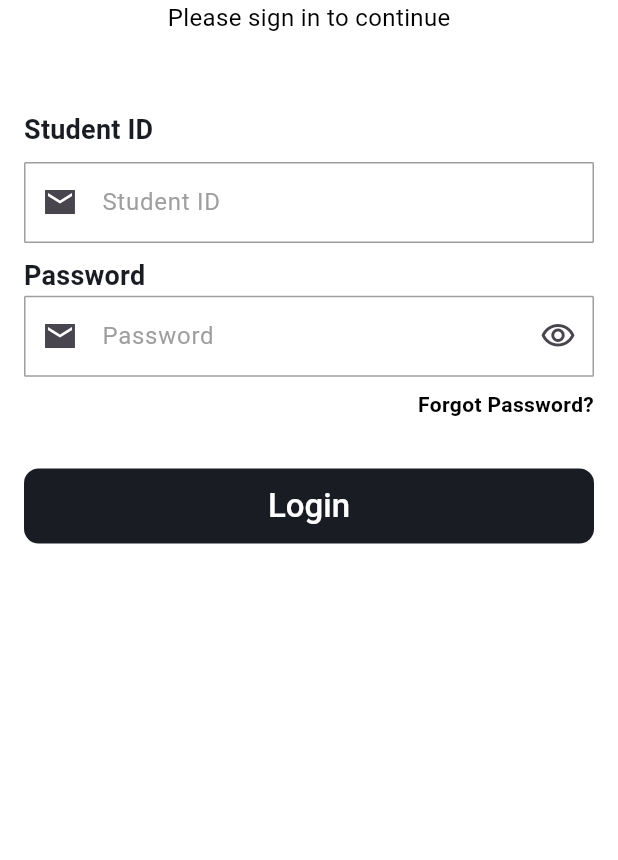
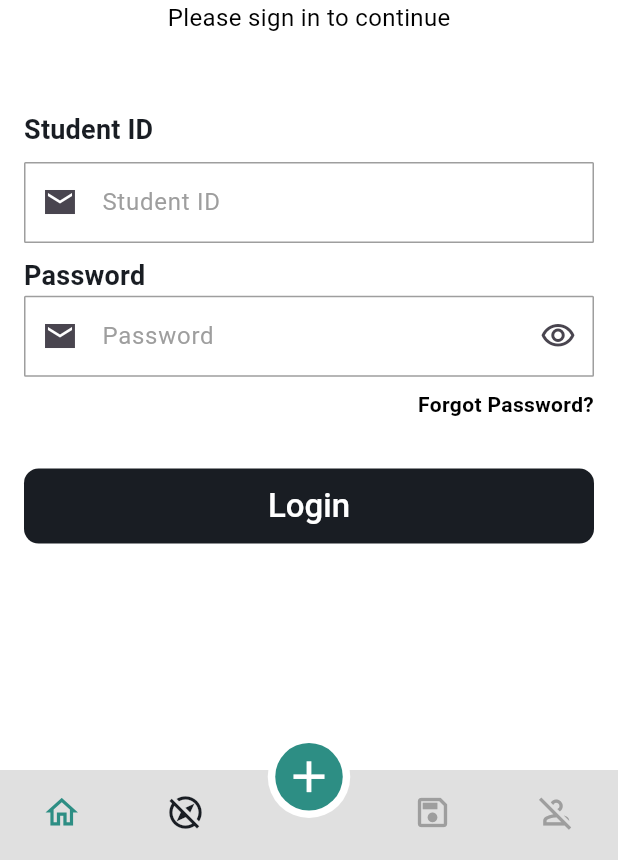
Before and after one commit to waqas1343/Qabil.jobs, a Flutter app: the screen it shows after launch, on a phone screen of 412 x 824 dp, the part 376-1236 px from its top. Run offline on Flutter 3.47's test engine with Material 3 defaults, Android fonts, the light colour scheme and no system bars; drawn by our look-alikes of persistent_bottom_nav_bar; our stand-ins replace pinput; Roboto replaces fonts that are missing (KumbhSans-VariableFont_YOPQ,wght.ttf).

Commit message:
BottomNavbar

```diff
--- /dev/null
+++ b/lib/View/exploreScreen/exploreScreen.dart
@@ -0,0 +1,14 @@
+import 'package:flutter/cupertino.dart';
+
+class Explorescreen extends StatelessWidget {
+  const Explorescreen({super.key});
+
+  @override
+  Widget build(BuildContext context) {
+    return Center(
+      child: Text(
+        'Explore Screen'
+      ),
+    );
+  }
+}
--- /dev/null
+++ b/lib/View/profileScreen/profileScreen.dart
@@ -0,0 +1,12 @@
+import 'package:flutter/cupertino.dart';
+
+class Profilescreen extends StatelessWidget {
+  const Profilescreen({super.key});
+
+  @override
+  Widget build(BuildContext context) {
+    return Center(
+      child: Text('Profile Screen'),
+    );
+  }
+}
--- /dev/null
+++ b/lib/View/querryScreen/querryScreen.dart
@@ -0,0 +1,12 @@
+import 'package:flutter/cupertino.dart';
+
+class Querryscreen extends StatelessWidget {
+  const Querryscreen({super.key});
+
+  @override
+  Widget build(BuildContext context) {
+    return Center(
+      child: Text('Querry Screen'),
+    );
+  }
+}
--- /dev/null
+++ b/lib/View/saveScreen/saveScreen.dart
@@ -0,0 +1,12 @@
+import 'package:flutter/cupertino.dart';
+
+class Savescreen extends StatelessWidget {
+  const Savescreen({super.key});
+
+  @override
+  Widget build(BuildContext context) {
+    return Center(
+      child: Text('Saved Screen'),
+    );
+  }
+}
--- a/lib/main.dart
+++ b/lib/main.dart
@@ -5,6 +5,7 @@ import 'package:qabil_app/routes/raoutes_screens/routes_screens.dart';
 import 'package:qabil_app/routes/routes_name/routes_names.dart';
 import 'package:qabil_app/utils/text_theme/text_theme.dart';
 import 'package:qabil_app/view_model/providers/generalProvider.dart';
+import 'package:qabil_app/widgets/CustombottomNavbar/customNavbar.dart';
 void main() {
   runApp(const MyApp());
 }
@@ -17,10 +18,10 @@ class MyApp extends StatelessWidget {
     return MultiProvider(
       providers: [ChangeNotifierProvider<GeneralProvider>(create: (_) => GeneralProvider()),],
     child: MaterialApp(
-      initialRoute: RouteNames.login,
+      initialRoute: '/',
       routes: RouteScreens.getScreens(),
       theme: AppTheme.theme,
-      home: LoginScreen(),
+      home: Customnavbar(),
     ),);
   }
 }
--- /dev/null
+++ b/lib/widgets/CustombottomNavbar/customNavbar.dart
@@ -0,0 +1,105 @@
+import 'package:flutter/material.dart';
+import 'package:persistent_bottom_nav_bar/persistent_bottom_nav_bar.dart';
+import 'package:qabil_app/View/auth/login_screen/login_screen.dart';
+import 'package:qabil_app/View/exploreScreen/exploreScreen.dart';
+import 'package:qabil_app/View/profileScreen/profileScreen.dart';
+import 'package:qabil_app/View/querryScreen/querryScreen.dart';
+import 'package:qabil_app/View/saveScreen/saveScreen.dart';
+import 'package:qabil_app/constant/app_colours/appcolors.dart';
+
+class Customnavbar extends StatelessWidget {
+  const Customnavbar({super.key});
+
+  @override
+  Widget build(BuildContext context) {
+    List<Widget> buildScreens() {
+      return [
+        LoginScreen(),
+        Explorescreen(),
+        Querryscreen(),
+        Savescreen(),
+        Profilescreen(),
+      ];
+    }
+
+    List<PersistentBottomNavBarItem> navBarsItems() {
+      return [
+        PersistentBottomNavBarItem(
+          icon: Icon(Icons.home_outlined),
+          activeColorPrimary: AppColors.textColor,
+          inactiveColorPrimary: AppColors.blackTextClr,
+        ),
+        PersistentBottomNavBarItem(
+          icon: Icon(Icons.explore_off_outlined),
+          activeColorPrimary: AppColors.textColor,
+          inactiveColorPrimary: AppColors.blackTextClr,
+        ),
+        PersistentBottomNavBarItem(
+          icon: Container(
+            width: 45,
+            height: 45,
+            decoration: BoxDecoration(
+              color: AppColors.textColor,
+              borderRadius: BorderRadius.circular(50)
+            ),
+            child: Icon(
+              Icons.add_outlined,
+              color: AppColors.appBackground,size: 35,
+            ),
+          ),
+          activeColorPrimary: AppColors.appBackground,
+          inactiveColorPrimary: Colors.grey,
+        ),
+        PersistentBottomNavBarItem(
+          icon: Icon(Icons.save_outlined),
+          activeColorPrimary: Colors.blue,
+          inactiveColorPrimary: Colors.grey,
+        ),
+        PersistentBottomNavBarItem(
+          icon: Icon(Icons.person_off_outlined),
+          activeColorPrimary: Colors.blue,
+          inactiveColorPrimary: Colors.grey,
+        ),
+      ];
+    }
+
+    PersistentTabController controller;
+
+    controller = PersistentTabController(initialIndex: 0);
+
+    return PersistentTabView(
+      context,
+      controller: controller,
+      screens: buildScreens(),
+      items: navBarsItems(),
+      handleAndroidBackButtonPress: true,
+      // Default is true.
+      resizeToAvoidBottomInset: true,
+      // This needs to be true if you want to move up the screen on a non-scrollable screen when keyboard appears. Default is true.
+      stateManagement: true,
+      // Default is true.
+      hideNavigationBarWhenKeyboardAppears: true,
+      popBehaviorOnSelectedNavBarItemPress: PopBehavior.all,
+      backgroundColor: Colors.grey.shade300,
+      isVisible: true,
+      animationSettings: const NavBarAnimationSettings(
+        navBarItemAnimation: ItemAnimationSettings(
+          // Navigation Bar's items animation properties.
+          duration: Duration(milliseconds: 400),
+          curve: Curves.ease,
+        ),
+        screenTransitionAnimation: ScreenTransitionAnimationSettings(
+          // Screen transition animation on change of selected tab.
+          animateTabTransition: true,
+          duration: Duration(milliseconds: 200),
+          screenTransitionAnimationType: ScreenTransitionAnimationType.fadeIn,
+        ),
+      ),
+      confineToSafeArea: true,
+      navBarHeight: 60,
+      navBarStyle:
+          NavBarStyle.style15, // Choose the nav bar style with this property
+    );
+    ;
+  }
+}
--- a/pubspec.yaml
+++ b/pubspec.yaml
@@ -36,6 +36,7 @@ dependencies:
   cupertino_icons: ^1.0.8
   provider: ^6.1.2
   pinput: ^5.0.0
+  persistent_bottom_nav_bar: ^6.2.1
 
 dev_dependencies:
   flutter_test:
```
Also changed, not shown: pubspec.lock.
